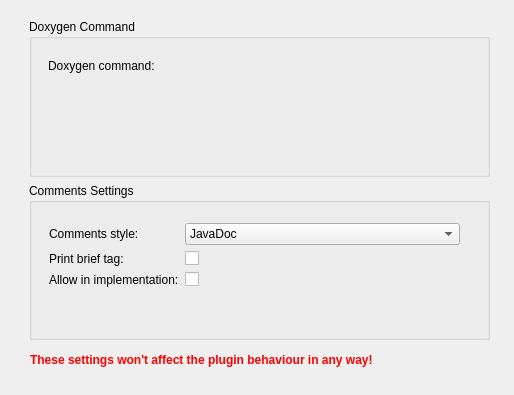
Above: doxygensettingswidget.ui from fpoussin/qtcreator-doxygen before the change. Below: the same form after it.
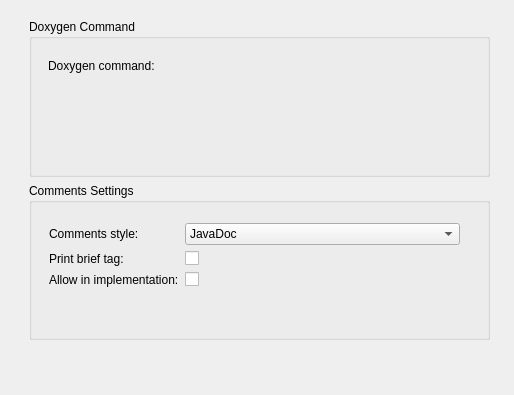
That is the form after the change. Custom widgets are drawn as their Qt base class.

Commit message: Settings do affect the plugin behaviour now (only doxygen command though).

Diff of the .ui file:
```diff
--- a/doxygensettingswidget.ui
+++ b/doxygensettingswidget.ui
@@ -129,440 +129,6 @@
     </item>
    </layout>
   </widget>
-  <widget class="QLabel" name="label_5">
-   <property name="geometry">
-    <rect>
-     <x>30</x>
-     <y>350</y>
-     <width>461</width>
-     <height>20</height>
-    </rect>
-   </property>
-   <property name="palette">
-    <palette>
-     <active>
-      <colorrole role="WindowText">
-       <brush brushstyle="SolidPattern">
-        <color alpha="255">
-         <red>255</red>
-         <green>0</green>
-         <blue>0</blue>
-        </color>
-       </brush>
-      </colorrole>
-      <colorrole role="Button">
-       <brush brushstyle="SolidPattern">
-        <color alpha="255">
-         <red>255</red>
-         <green>0</green>
-         <blue>0</blue>
-        </color>
-       </brush>
-      </colorrole>
-      <colorrole role="Light">
-       <brush brushstyle="SolidPattern">
-        <color alpha="255">
-         <red>255</red>
-         <green>127</green>
-         <blue>127</blue>
-        </color>
-       </brush>
-      </colorrole>
-      <colorrole role="Midlight">
-       <brush brushstyle="SolidPattern">
-        <color alpha="255">
-         <red>255</red>
-         <green>63</green>
-         <blue>63</blue>
-        </color>
-       </brush>
-      </colorrole>
-      <colorrole role="Dark">
-       <brush brushstyle="SolidPattern">
-        <color alpha="255">
-         <red>127</red>
-         <green>0</green>
-         <blue>0</blue>
-        </color>
-       </brush>
-      </colorrole>
-      <colorrole role="Mid">
-       <brush brushstyle="SolidPattern">
-        <color alpha="255">
-         <red>170</red>
-         <green>0</green>
-         <blue>0</blue>
-        </color>
-       </brush>
-      </colorrole>
-      <colorrole role="Text">
-       <brush brushstyle="SolidPattern">
-        <color alpha="255">
-         <red>255</red>
-         <green>0</green>
-         <blue>0</blue>
-        </color>
-       </brush>
-      </colorrole>
-      <colorrole role="BrightText">
-       <brush brushstyle="SolidPattern">
-        <color alpha="255">
-         <red>255</red>
-         <green>255</green>
-         <blue>255</blue>
-        </color>
-       </brush>
-      </colorrole>
-      <colorrole role="ButtonText">
-       <brush brushstyle="SolidPattern">
-        <color alpha="255">
-         <red>0</red>
-         <green>0</green>
-         <blue>0</blue>
-        </color>
-       </brush>
-      </colorrole>
-      <colorrole role="Base">
-       <brush brushstyle="SolidPattern">
-        <color alpha="255">
-         <red>255</red>
-         <green>255</green>
-         <blue>255</blue>
-        </color>
-       </brush>
-      </colorrole>
-      <colorrole role="Window">
-       <brush brushstyle="SolidPattern">
-        <color alpha="255">
-         <red>255</red>
-         <green>0</green>
-         <blue>0</blue>
-        </color>
-       </brush>
-      </colorrole>
-      <colorrole role="Shadow">
-       <brush brushstyle="SolidPattern">
-        <color alpha="255">
-         <red>0</red>
-         <green>0</green>
-         <blue>0</blue>
-        </color>
-       </brush>
-      </colorrole>
-      <colorrole role="AlternateBase">
-       <brush brushstyle="SolidPattern">
-        <color alpha="255">
-         <red>255</red>
-         <green>127</green>
-         <blue>127</blue>
-        </color>
-       </brush>
-      </colorrole>
-      <colorrole role="ToolTipBase">
-       <brush brushstyle="SolidPattern">
-        <color alpha="255">
-         <red>255</red>
-         <green>255</green>
-         <blue>220</blue>
-        </color>
-       </brush>
-      </colorrole>
-      <colorrole role="ToolTipText">
-       <brush brushstyle="SolidPattern">
-        <color alpha="255">
-         <red>0</red>
-         <green>0</green>
-         <blue>0</blue>
-        </color>
-       </brush>
-      </colorrole>
-     </active>
-     <inactive>
-      <colorrole role="WindowText">
-       <brush brushstyle="SolidPattern">
-        <color alpha="255">
-         <red>255</red>
-         <green>0</green>
-         <blue>0</blue>
-        </color>
-       </brush>
-      </colorrole>
-      <colorrole role="Button">
-       <brush brushstyle="SolidPattern">
-        <color alpha="255">
-         <red>255</red>
-         <green>0</green>
-         <blue>0</blue>
-        </color>
-       </brush>
-      </colorrole>
-      <colorrole role="Light">
-       <brush brushstyle="SolidPattern">
-        <color alpha="255">
-         <red>255</red>
-         <green>127</green>
-         <blue>127</blue>
-        </color>
-       </brush>
-      </colorrole>
-      <colorrole role="Midlight">
-       <brush brushstyle="SolidPattern">
-        <color alpha="255">
-         <red>255</red>
-         <green>63</green>
-         <blue>63</blue>
-        </color>
-       </brush>
-      </colorrole>
-      <colorrole role="Dark">
-       <brush brushstyle="SolidPattern">
-        <color alpha="255">
-         <red>127</red>
-         <green>0</green>
-         <blue>0</blue>
-        </color>
-       </brush>
-      </colorrole>
-      <colorrole role="Mid">
-       <brush brushstyle="SolidPattern">
-        <color alpha="255">
-         <red>170</red>
-         <green>0</green>
-         <blue>0</blue>
-        </color>
-       </brush>
-      </colorrole>
-      <colorrole role="Text">
-       <brush brushstyle="SolidPattern">
-        <color alpha="255">
-         <red>255</red>
-         <green>0</green>
-         <blue>0</blue>
-        </color>
-       </brush>
-      </colorrole>
-      <colorrole role="BrightText">
-       <brush brushstyle="SolidPattern">
-        <color alpha="255">
-         <red>255</red>
-         <green>255</green>
-         <blue>255</blue>
-        </color>
-       </brush>
-      </colorrole>
-      <colorrole role="ButtonText">
-       <brush brushstyle="SolidPattern">
-        <color alpha="255">
-         <red>0</red>
-         <green>0</green>
-         <blue>0</blue>
-        </color>
-       </brush>
-      </colorrole>
-      <colorrole role="Base">
-       <brush brushstyle="SolidPattern">
-        <color alpha="255">
-         <red>255</red>
-         <green>255</green>
-         <blue>255</blue>
-        </color>
-       </brush>
-      </colorrole>
-      <colorrole role="Window">
-       <brush brushstyle="SolidPattern">
-        <color alpha="255">
-         <red>255</red>
-         <green>0</green>
-         <blue>0</blue>
-        </color>
-       </brush>
-      </colorrole>
-      <colorrole role="Shadow">
-       <brush brushstyle="SolidPattern">
-        <color alpha="255">
-         <red>0</red>
-         <green>0</green>
-         <blue>0</blue>
-        </color>
-       </brush>
-      </colorrole>
-      <colorrole role="AlternateBase">
-       <brush brushstyle="SolidPattern">
-        <color alpha="255">
-         <red>255</red>
-         <green>127</green>
-         <blue>127</blue>
-        </color>
-       </brush>
-      </colorrole>
-      <colorrole role="ToolTipBase">
-       <brush brushstyle="SolidPattern">
-        <color alpha="255">
-         <red>255</red>
-         <green>255</green>
-         <blue>220</blue>
-        </color>
-       </brush>
-      </colorrole>
-      <colorrole role="ToolTipText">
-       <brush brushstyle="SolidPattern">
-        <color alpha="255">
-         <red>0</red>
-         <green>0</green>
-         <blue>0</blue>
-        </color>
-       </brush>
-      </colorrole>
-     </inactive>
-     <disabled>
-      <colorrole role="WindowText">
-       <brush brushstyle="SolidPattern">
-        <color alpha="255">
-         <red>127</red>
-         <green>0</green>
-         <blue>0</blue>
-        </color>
-       </brush>
-      </colorrole>
-      <colorrole role="Button">
-       <brush brushstyle="SolidPattern">
-        <color alpha="255">
-         <red>255</red>
-         <green>0</green>
-         <blue>0</blue>
-        </color>
-       </brush>
-      </colorrole>
-      <colorrole role="Light">
-       <brush brushstyle="SolidPattern">
-        <color alpha="255">
-         <red>255</red>
-         <green>127</green>
-         <blue>127</blue>
-        </color>
-       </brush>
-      </colorrole>
-      <colorrole role="Midlight">
-       <brush brushstyle="SolidPattern">
-        <color alpha="255">
-         <red>255</red>
-         <green>63</green>
-         <blue>63</blue>
-        </color>
-       </brush>
-      </colorrole>
-      <colorrole role="Dark">
-       <brush brushstyle="SolidPattern">
-        <color alpha="255">
-         <red>127</red>
-         <green>0</green>
-         <blue>0</blue>
-        </color>
-       </brush>
-      </colorrole>
-      <colorrole role="Mid">
-       <brush brushstyle="SolidPattern">
-        <color alpha="255">
-         <red>170</red>
-         <green>0</green>
-         <blue>0</blue>
-        </color>
-       </brush>
-      </colorrole>
-      <colorrole role="Text">
-       <brush brushstyle="SolidPattern">
-        <color alpha="255">
-         <red>127</red>
-         <green>0</green>
-         <blue>0</blue>
-        </color>
-       </brush>
-      </colorrole>
-      <colorrole role="BrightText">
-       <brush brushstyle="SolidPattern">
-        <color alpha="255">
-         <red>255</red>
-         <green>255</green>
-         <blue>255</blue>
-        </color>
-       </brush>
-      </colorrole>
-      <colorrole role="ButtonText">
-       <brush brushstyle="SolidPattern">
-        <color alpha="255">
-         <red>127</red>
-         <green>0</green>
-         <blue>0</blue>
-        </color>
-       </brush>
-      </colorrole>
-      <colorrole role="Base">
-       <brush brushstyle="SolidPattern">
-        <color alpha="255">
-         <red>255</red>
-         <green>0</green>
-         <blue>0</blue>
-        </color>
-       </brush>
-      </colorrole>
-      <colorrole role="Window">
-       <brush brushstyle="SolidPattern">
-        <color alpha="255">
-         <red>255</red>
-         <green>0</green>
-         <blue>0</blue>
-        </color>
-       </brush>
-      </colorrole>
-      <colorrole role="Shadow">
-       <brush brushstyle="SolidPattern">
-        <color alpha="255">
-         <red>0</red>
-         <green>0</green>
-         <blue>0</blue>
-        </color>
-       </brush>
-      </colorrole>
-      <colorrole role="AlternateBase">
-       <brush brushstyle="SolidPattern">
-        <color alpha="255">
-         <red>255</red>
-         <green>0</green>
-         <blue>0</blue>
-        </color>
-       </brush>
-      </colorrole>
-      <colorrole role="ToolTipBase">
-       <brush brushstyle="SolidPattern">
-        <color alpha="255">
-         <red>255</red>
-         <green>255</green>
-         <blue>220</blue>
-        </color>
-       </brush>
-      </colorrole>
-      <colorrole role="ToolTipText">
-       <brush brushstyle="SolidPattern">
-        <color alpha="255">
-         <red>0</red>
-         <green>0</green>
-         <blue>0</blue>
-        </color>
-       </brush>
-      </colorrole>
-     </disabled>
-    </palette>
-   </property>
-   <property name="font">
-    <font>
-     <weight>75</weight>
-     <bold>true</bold>
-    </font>
-   </property>
-   <property name="text">
-    <string>These settings won't affect the plugin behaviour in any way!</string>
-   </property>
-  </widget>
  </widget>
  <customwidgets>
   <customwidget>
```
